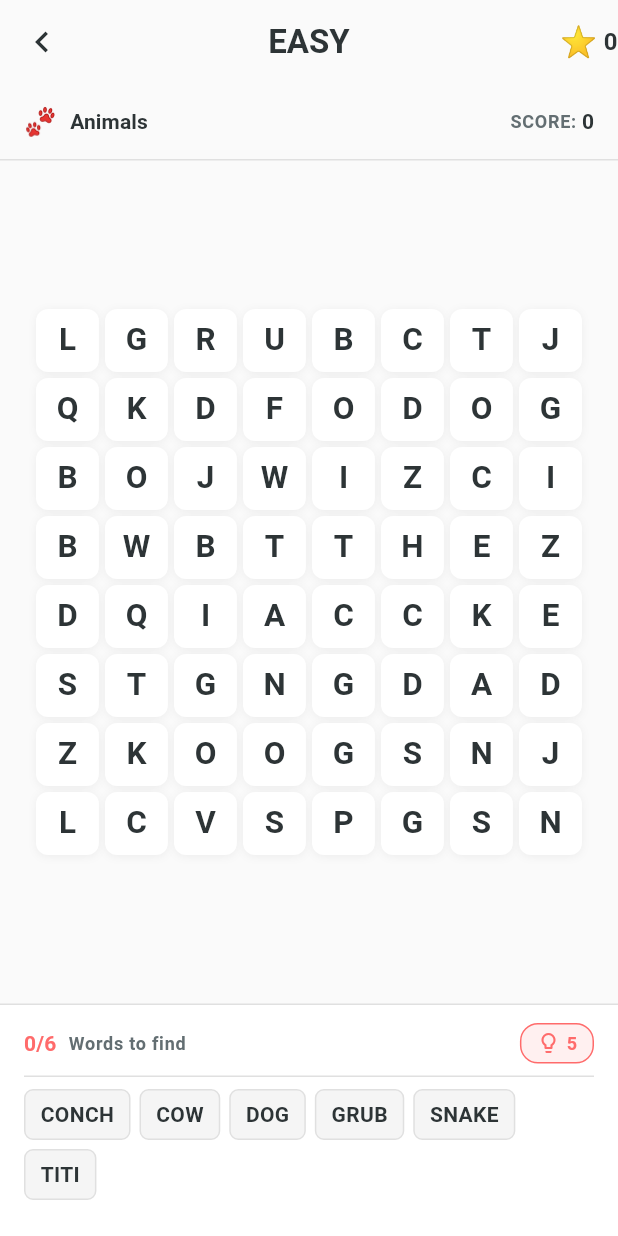
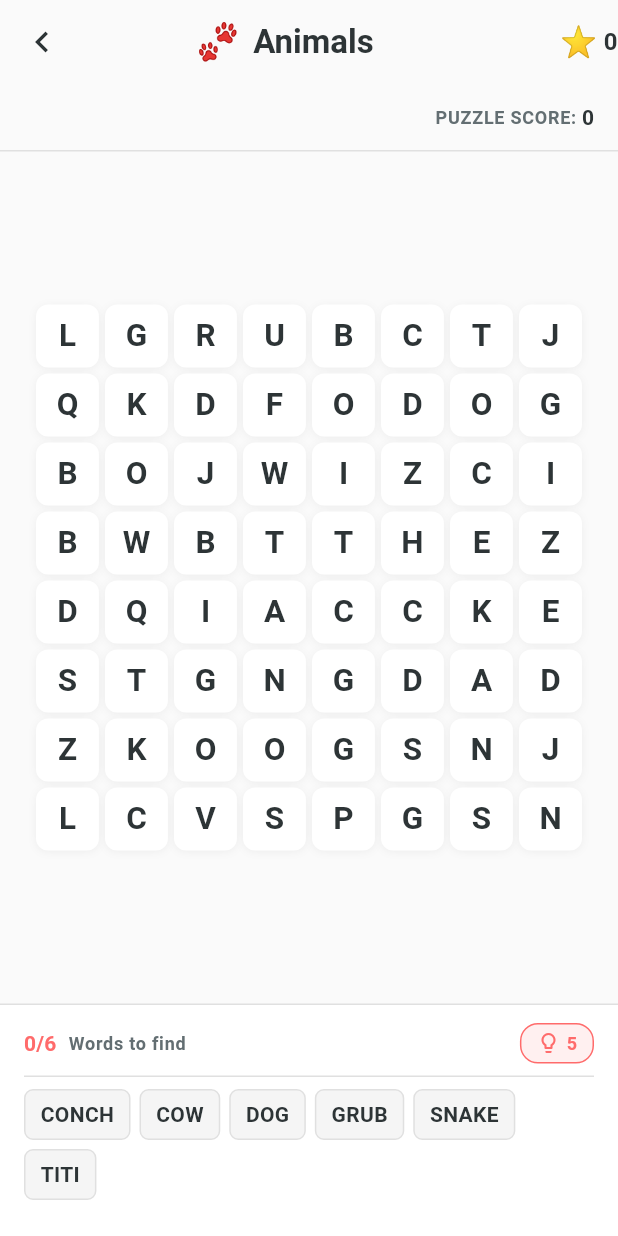
Before and after one commit to joshuarrr/wordfinder, a Flutter app: the GameScreen screen opened by its route, on a phone screen of 412 x 824 dp. Run offline on Flutter 3.47's test engine with Material 3 defaults, Android fonts, the phone set to English and light mode, and no system bars; drawn by our look-alikes of flutter_animate; our stand-ins replace audioplayers, flutter_riverpod, freezed_annotation, go_router, riverpod_annotation, shared_preferences; accounts and stored records are empty; generated files the repository leaves out were written again; Roboto replaces fonts that are missing (SF Pro Display, SF Pro Rounded).

Commit message:
Update game screen: show category in title instead of difficulty
- Move category emoji and name to AppBar title
- Remove difficulty from title
- Update subheader to show only puzzle score
- Update landscape sidebar to show category in header
- Change 'SCORE:' to 'PUZZLE SCORE:' for clarity
- Fix title overflow with FittedBox and Flexible widgets

```diff
--- a/lib/features/game/presentation/screens/game_screen.dart
+++ b/lib/features/game/presentation/screens/game_screen.dart
@@ -218,10 +218,29 @@ class _GameScreenState extends ConsumerState<GameScreen> {
                     onPressed: () => _showExitDialog(context),
                   ),
                   centerTitle: true,
-                  title: Text(
-                    widget.difficulty.displayName.toUpperCase(),
-                    style: AppTypography.titleLarge.copyWith(
-                      fontWeight: FontWeight.bold,
+                  title: FittedBox(
+                    fit: BoxFit.scaleDown,
+                    child: Transform.translate(
+                      offset: const Offset(-16, 0), // Half of icon width + spacing
+                      child: Row(
+                        mainAxisSize: MainAxisSize.min,
+                        children: [
+                          Text(
+                            widget.category.emoji,
+                            style: const TextStyle(fontSize: 24),
+                          ),
+                          const SizedBox(width: 8),
+                          Flexible(
+                            child: Text(
+                              widget.category.displayName,
+                              style: AppTypography.titleLarge.copyWith(
+                                fontWeight: FontWeight.bold,
+                              ),
+                              overflow: TextOverflow.ellipsis,
+                            ),
+                          ),
+                        ],
+                      ),
                     ),
                   ),
                   actions: [
--- a/lib/features/game/presentation/widgets/game_sub_header.dart
+++ b/lib/features/game/presentation/widgets/game_sub_header.dart
@@ -37,20 +37,11 @@ class GameSubHeader extends StatelessWidget {
         ),
       ),
       child: Row(
+        mainAxisAlignment: MainAxisAlignment.end,
         children: [
-          // Category with emoji
-          Text(category.emoji, style: const TextStyle(fontSize: 18)),
-          const SizedBox(width: 8),
-          Text(
-            category.displayName,
-            style: AppTypography.titleSmall.copyWith(
-              fontWeight: FontWeight.w600,
-            ),
-          ),
-          const Spacer(),
           // Puzzle score
           Text(
-            'SCORE: ',
+            'PUZZLE SCORE: ',
             style: AppTypography.labelMedium.copyWith(
               color: AppColors.textSecondary,
             ),
```
Also changed, not shown: lib/features/game/presentation/widgets/landscape_sidebar.dart (+4 -12 lines), pubspec.lock, 1 other file.
